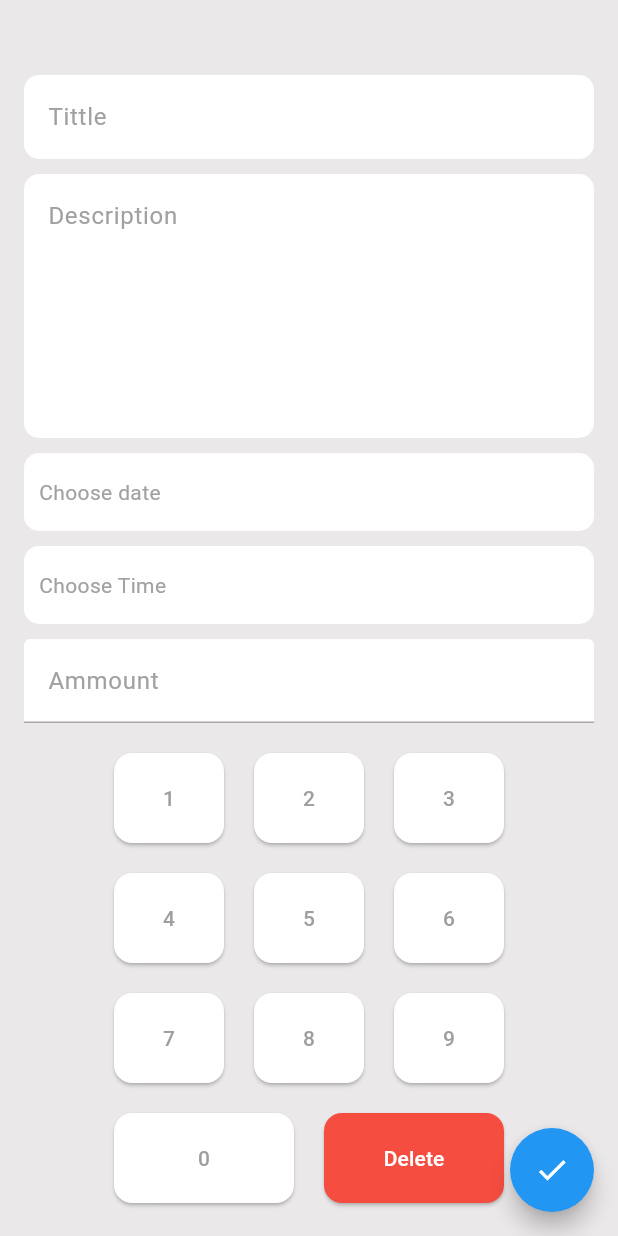
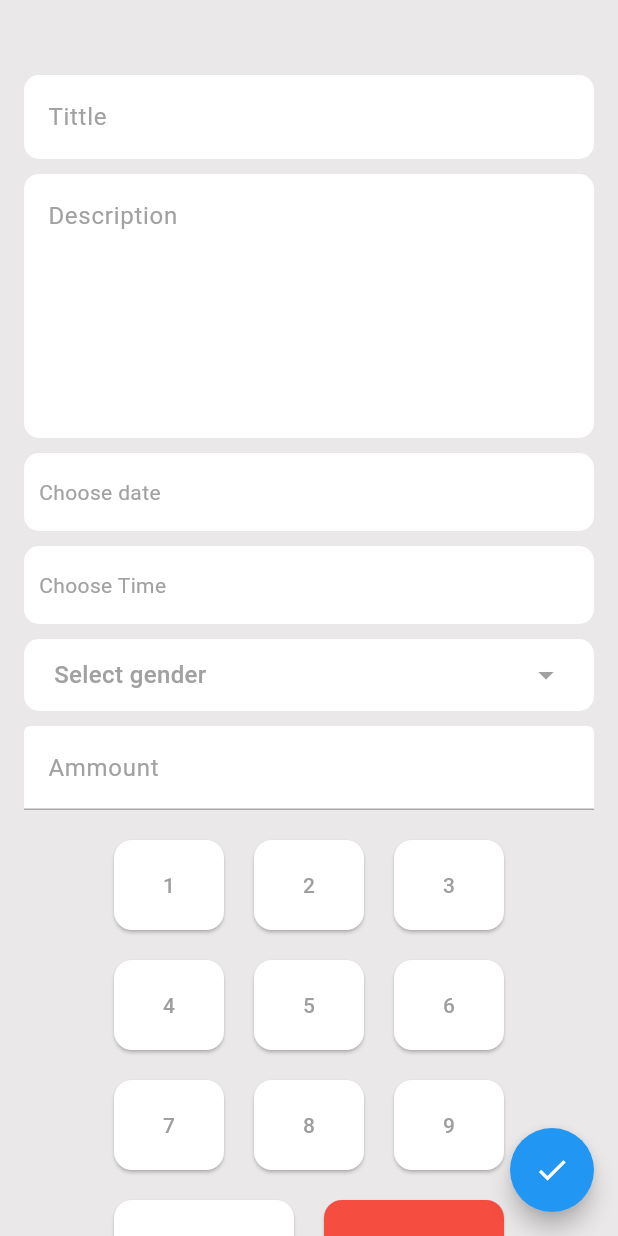
Before and after one commit to Mohtashim-Naeem/expens-tracker-blocship, a Flutter app: the screen it shows after launch, after a tap on "Add", on a phone screen of 412 x 824 dp. Run offline on Flutter 3.47's test engine with Material 3 defaults, Android fonts, the phone set to English and light mode, and no system bars; our stand-ins replace calendar_date_picker2, fl_chart, stacked, stacked_services, stacked_shared.

Commit message:
minor changes remaining

```diff
--- a/expense_tracker_blocship/lib/services/entries_service.dart
+++ b/expense_tracker_blocship/lib/services/entries_service.dart
@@ -8,7 +8,7 @@ class EntryService {
       'Description for Entry 1. This is an expense.',
       DateTime.now(),
       TimeOfDay.now(),
-      'Expense',
+      'Income',
       '50',
     ),
 
@@ -17,7 +17,7 @@ class EntryService {
       'Description for Entry 2. This is an income.',
       DateTime.now(),
       TimeOfDay.now(),
-      'Income',
+      'Expense',
       '100',
     ),
     Entry(
@@ -25,7 +25,7 @@ class EntryService {
       'Description for Entry 2. This is an income.',
       DateTime.now(),
       TimeOfDay.now(),
-      'Saving',
+      'Income',
       '100',
     ),
     Entry(
@@ -33,7 +33,7 @@ class EntryService {
       'Description for Entry 2. This is an income.',
       DateTime.now(),
       TimeOfDay.now(),
-      'Saving',
+      'Expense',
       '100',
     ),
     // Add more entries as needed
--- a/expense_tracker_blocship/lib/views/add_entry/add_entry.dart
+++ b/expense_tracker_blocship/lib/views/add_entry/add_entry.dart
@@ -14,6 +14,7 @@ class AddEntry extends StatelessWidget {
 
   @override
   Widget build(BuildContext context) {
+    var width = MediaQuery.sizeOf(context).width;
     return ViewModelBuilder.reactive(
         viewModelBuilder: () => AddEntryViewModel(),
         builder: (context, viemodel, child) {
@@ -27,17 +28,8 @@ class AddEntry extends StatelessWidget {
                 floatingActionButton: FloatingActionButton(
                   shape: const CircleBorder(),
                   onPressed: () async {
+                    viemodel.validateFields(context);
                     viemodel.addEntry();
-                    // viemodel.entryService.entries.add(
-                    //   Entry(
-                    //     'Salary Deposit',
-                    //     'Description for Entry 1. This is an expense.',
-                    //     DateTime.now(),
-                    //     DateTime.now(),
-                    //     'Expense',
-                    //     '50',
-                    //   ),
-                    // );
 
                     NavigationService().navigateToHomeView();
                   },
@@ -65,7 +57,6 @@ class AddEntry extends StatelessWidget {
                           const SizedBox(
                             height: 10,
                           ),
-
                           TextField(
                             controller: viemodel.descriptionController,
                             focusNode: viemodel.descriptionFocus,
@@ -119,7 +110,7 @@ class AddEntry extends StatelessWidget {
                                   color: Colors.white,
                                   borderRadius: BorderRadius.circular(10)),
                               height: 52,
-                              width: MediaQuery.sizeOf(context).width,
+                              width: width,
                               child: Text(
                                 viemodel.selectedDate != null
                                     ? '${viemodel.selectedDate!.day}/${viemodel.selectedDate!.month}/${viemodel.selectedDate!.year}'
@@ -159,13 +150,69 @@ class AddEntry extends StatelessWidget {
                                   color: Colors.white,
                                   borderRadius: BorderRadius.circular(10)),
                               height: 52,
-                              width: MediaQuery.sizeOf(context).width,
+                              width: width,
                               child: Text(
                                 viemodel.selectedTime != null
                                     ? '${viemodel.selectedTime!.hour}:${viemodel.selectedTime!.minute} ${viemodel.selectedTime!.period == DayPeriod.am ? 'AM' : 'PM'} '
                                     : 'Choose Time',
                                 style:
                                     const TextStyle(color: Color(0xffa1a1a1)),
+                              ),
+                            ),
+                          ),
+                          const SizedBox(
+                            height: 10,
+                          ),
+                          PopupMenuButton(
+                            color: Colors.white,
+                            shape: const RoundedRectangleBorder(
+                                side: BorderSide.none,
+                                borderRadius:
+                                    BorderRadius.all(Radius.circular(10))),
+                            constraints: BoxConstraints(
+                              minWidth: width * 0.9,
+                            ),
+                            surfaceTintColor: Colors.white,
+                            position: PopupMenuPosition.under,
+                            itemBuilder: (context) => [
+                              const PopupMenuItem(
+                                  value: 'Income', child: Text('Income')),
+                              const PopupMenuItem(
+                                  value: 'Expense', child: Text('Expense')),
+                              const PopupMenuItem(
+                                  value: 'Saving', child: Text('Saving'))
+                            ],
+                            initialValue: viemodel.selectGender,
+                            // onCanceled: () => print('on canceled'),
+                            onSelected: (value) {
+                              viemodel.setSelectGender(value);
+
+                              debugPrint('pop up selected $value');
+                            },
+                            child: Container(
+                              padding:
+                                  const EdgeInsets.symmetric(horizontal: 20),
+                              alignment: Alignment.centerLeft,
+                              height: 48,
+                              width: width,
+                              decoration: BoxDecoration(
+                                  color: Colors.white,
+                                  borderRadius: BorderRadius.circular(10)),
+                              child: Row(
+                                mainAxisAlignment:
+                                    MainAxisAlignment.spaceBetween,
+                                children: [
+                                  Text(
+                                    viemodel.selectGender,
+                                    style: const TextStyle(
+                                      color: Color(0xffa1a1a1),
+                                      fontWeight: FontWeight.w500,
+                                      fontSize: 16,
+                                    ),
+                                  ),
+                                  const Icon(Icons.arrow_drop_down,
+                                      color: Color(0xffa1a1a1))
+                                ],
                               ),
                             ),
                           ),
@@ -179,9 +226,6 @@ class AddEntry extends StatelessWidget {
                             maxLines: 1,
                             enable: false,
                           ),
-                          // Container(
-                          //   child: Text('${viemodel.value}'),
-                          // ),
                           const SizedBox(
                             height: 10,
                           ),
--- a/expense_tracker_blocship/lib/views/add_entry/add_entry_viewmodel.dart
+++ b/expense_tracker_blocship/lib/views/add_entry/add_entry_viewmodel.dart
@@ -7,6 +7,7 @@ import 'package:stacked_services/stacked_services.dart';
 
 class AddEntryViewModel extends BaseViewModel {
   EntryService entryService = locator<EntryService>();
+  var selectGender = 'Select gender';
 
   NavigationService _navigationService = locator<NavigationService>();
   DateTime? selectedDate;
@@ -29,9 +30,46 @@ class AddEntryViewModel extends BaseViewModel {
         descriptionController.text,
         selectedDate!,
         selectedTime!,
-        'Saving',
+        selectGender,
         ammountController.text,
       ),
     );
   }
+
+  void setSelectGender(String value) {
+    selectGender = value;
+    rebuildUi();
+  }
+
+  void validateFields(BuildContext context) {
+    if (selectedDate == null ||
+        selectedTime == null ||
+        selectGender == 'Select gender' ||
+        titleController.text.isEmpty ||
+        descriptionController.text.isEmpty ||
+        ammountController.text.isEmpty) {
+      // Show a pop-up or handle the validation error in some way
+      showDialog(
+        context: context,
+        builder: (BuildContext context) {
+          return AlertDialog(
+            title: const Text('Validation Error'),
+            content: Text('Please fill in all required fields.'),
+            actions: [
+              TextButton(
+                onPressed: () {
+                  Navigator.of(context).pop(); // Close the dialog
+                },
+                child: Text('OK'),
+              ),
+            ],
+          );
+        },
+      );
+    } else {
+      // All fields are valid, proceed with the next steps
+      // Add your logic here
+      print('All fields are valid. Proceeding to the next steps.');
+    }
+  }
 }
--- a/expense_tracker_blocship/lib/views/home/home_viewmodel.dart
+++ b/expense_tracker_blocship/lib/views/home/home_viewmodel.dart
@@ -18,62 +18,11 @@ class HomeViewModel extends BaseViewModel {
     rebuildUi();
   }
 
-  // addEntry() {
-  //   entries.add(
-  //     Entry(
-  //       'Entry 3',
-  //       'Description for Entry 3. This is an income.',
-  //       DateTime.now(),
-  //       DateTime.now(),
-  //       'Expense',
-  //       '100',
-  //     ),
-  //   );
-  //   rebuildUi();
-  // }
-
   navigateTaddEntryView() {
     navigationService.navigateToAddEntry();
   }
 
-  // List<Entry> entries = [
-  //   Entry(
-  //     'Salary Deposit',
-  //     'Description for Entry 1. This is an expense.',
-  //     DateTime.now(),
-  //     DateTime.now(),
-  //     'Expense',
-  //     '50',
-  //   ),
-
-  //   Entry(
-  //     'Loan Payment',
-  //     'Description for Entry 2. This is an income.',
-  //     DateTime.now(),
-  //     DateTime.now(),
-  //     'Income',
-  //     '100',
-  //   ),
-  //   Entry(
-  //     'Salary Deposit',
-  //     'Description for Entry 2. This is an income.',
-  //     DateTime.now(),
-  //     DateTime.now(),
-  //     'Saving',
-  //     '100',
-  //   ),
-  //   Entry(
-  //     'Loan Payment',
-  //     'Description for Entry 2. This is an income.',
-  //     DateTime.now(),
-  //     DateTime.now(),
-  //     'Saving',
-  //     '100',
-  //   ),
-  //   // Add more entries as needed
-  // ];
   List<PieChartSectionData> getSections() {
-    // Calculate total amounts for income, expense, and saving
     double totalIncome = 0;
     double totalExpense = 0;
     double totalSaving = 0;
@@ -99,22 +48,26 @@ class HomeViewModel extends BaseViewModel {
       PieChartSectionData(
         color: Colors.red,
         value: expensePercentage,
-        title: '${expensePercentage.toStringAsFixed(2)}%',
-        radius: 50,
+        title: '',
+
+        // title: '${expensePercentage.toStringAsFixed(2)}%',
+        radius: 25,
         titleStyle: const TextStyle(fontSize: 16, fontWeight: FontWeight.bold),
       ),
       PieChartSectionData(
         color: Colors.green,
         value: incomePercentage,
-        title: '${incomePercentage.toStringAsFixed(2)}%',
-        radius: 50,
+        title: '',
+        // title: '${incomePercentage.toStringAsFixed(2)}%',
+        radius: 25,
         titleStyle: const TextStyle(fontSize: 16, fontWeight: FontWeight.bold),
       ),
       PieChartSectionData(
         color: Colors.grey,
         value: savingPercentage,
-        title: '${savingPercentage.toStringAsFixed(2)}%',
-        radius: 50,
+        title: '',
+        // title: '${savingPercentage.toStringAsFixed(2)}%',
+        radius: 25,
         titleStyle: const TextStyle(fontSize: 16, fontWeight: FontWeight.bold),
       ),
     ];
--- a/expense_tracker_blocship/lib/views/home/widget/entry_widget.dart
+++ b/expense_tracker_blocship/lib/views/home/widget/entry_widget.dart
@@ -29,7 +29,7 @@ class EntryWidget extends StatelessWidget {
           children: [
             CircleAvatar(
               backgroundColor: Color.fromARGB(255, 222, 221, 221),
-              radius: 40,
+              radius: 35,
               child: entry.expense == 'Expense'
                   ? const Icon(
                       Icons.arrow_back,
@@ -43,7 +43,7 @@ class EntryWidget extends StatelessWidget {
                     ),
             ),
             const SizedBox(
-              width: 5,
+              width: 10,
             ),
             Column(
               crossAxisAlignment: CrossAxisAlignment.start,
@@ -56,7 +56,7 @@ class EntryWidget extends StatelessWidget {
                       color: Color.fromARGB(255, 55, 55, 55)),
                 ),
                 SizedBox(
-                  width: 200,
+                  width: 150,
                   child: Text(
                     entry.description.length > 100
                         ? '${entry.description.substring(0, 100)}...'
@@ -68,22 +68,10 @@ class EntryWidget extends StatelessWidget {
                     overflow: TextOverflow.ellipsis,
                   ),
                 ),
-                // Row(
-                //   children: [
                 Text(
-                  // DateFormat("d MMMM yyyy 'at' h:mm a")
-                  //     .format(entry.date.add(entry.time)),
-                  "${entry.date.day} ${entry.date.month}, ${entry.date.year}",
+                  "${entry.date.day} ${_getMonthName(entry.date.month)}, ${entry.date.year} ${entry.time.hour}:${entry.time.minute} ${entry.time.period == DayPeriod.am ? 'AM' : 'PM'}",
                   style: const TextStyle(fontSize: 14, color: Colors.grey),
                 ),
-                // Text(
-                //   // DateFormat("d MMMM yyyy 'at' h:mm a")
-                //   //     .format(entry.date.add(entry.time)),
-                //   entry.time.toString(),
-                //   style: const TextStyle(fontSize: 14, color: Colors.grey),
-                // ),
-                //   ],
-                // ),
               ],
             ),
             const SizedBox(
@@ -102,3 +90,35 @@ class EntryWidget extends StatelessWidget {
     );
   }
 }
+
+// Function to get the month name from its numerical representation
+String _getMonthName(int month) {
+  switch (month) {
+    case 1:
+      return 'January';
+    case 2:
+      return 'February';
+    case 3:
+      return 'March';
+    case 4:
+      return 'April';
+    case 5:
+      return 'May';
+    case 6:
+      return 'June';
+    case 7:
+      return 'July';
+    case 8:
+      return 'August';
+    case 9:
+      return 'September';
+    case 10:
+      return 'October';
+    case 11:
+      return 'November';
+    case 12:
+      return 'December';
+    default:
+      return '';
+  }
+}
--- a/expense_tracker_blocship/lib/views/home/widget/legend_widget.dart
+++ b/expense_tracker_blocship/lib/views/home/widget/legend_widget.dart
@@ -15,7 +15,7 @@ class LegendItem extends StatelessWidget {
           Container(
             width: 20,
             height: 20,
-            color: color,
+            decoration: BoxDecoration(color: color, shape: BoxShape.circle),
           ),
           const SizedBox(width: 8),
           Text(
--- a/expense_tracker_blocship/pubspec.yaml
+++ b/expense_tracker_blocship/pubspec.yaml
@@ -40,6 +40,7 @@ dependencies:
   fl_chart: ^0.66.0
   intl: ^0.19.0
   calendar_date_picker2: ^0.5.3
+  flutter_svg: ^2.0.9
 
 
 dev_dependencies:
```
Also changed, not shown: expense_tracker_blocship/lib/views/home/home.dart (+0 -75 lines), expense_tracker_blocship/pubspec.lock.
